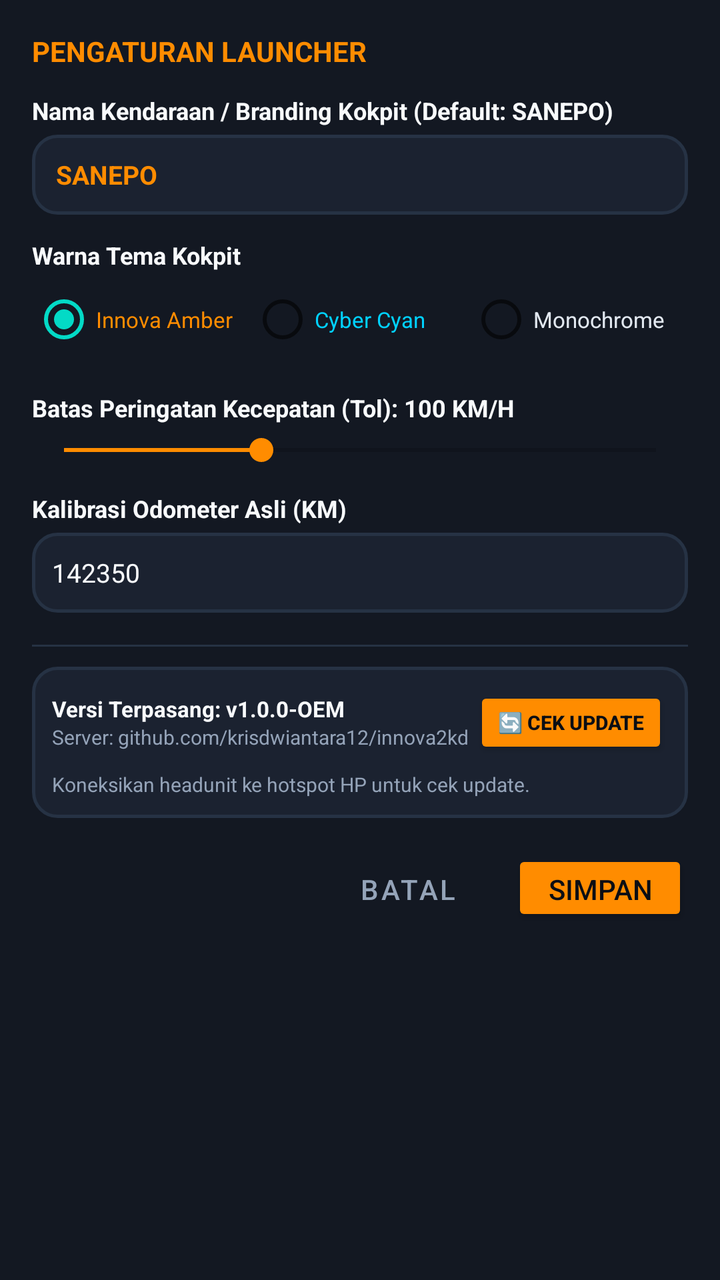
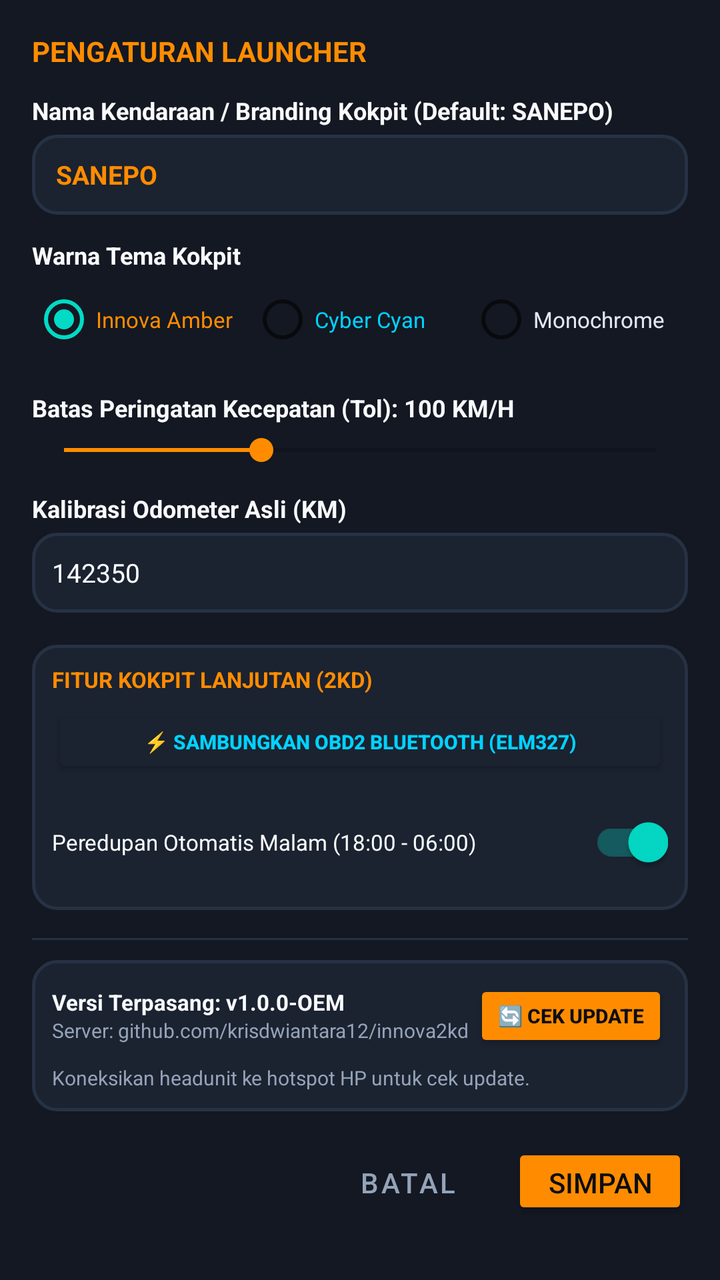

The first picture is an Android layout as it rendered before a commit; the second is the same layout after the commit. The layout source and the unified diff follow.
<!-- AndroidManifest.xml: application theme Theme.Innova2KDLauncher -->
<!-- res/layout/dialog_settings.xml -->
<?xml version="1.0" encoding="utf-8"?>
<LinearLayout xmlns:android="http://schemas.android.com/apk/res/android"
    android:layout_width="match_parent"
    android:layout_height="wrap_content"
    android:background="@color/bg_card"
    android:orientation="vertical"
    android:padding="16dp">

    <TextView
        android:layout_width="wrap_content"
        android:layout_height="wrap_content"
        android:layout_marginBottom="12dp"
        android:text="PENGATURAN LAUNCHER"
        android:textColor="@color/accent_amber"
        android:textSize="14sp"
        android:textStyle="bold" />

    
    <TextView
        android:layout_width="wrap_content"
        android:layout_height="wrap_content"
        android:text="Nama Kendaraan / Branding Kokpit (Default: SANEPO)"
        android:textColor="@color/text_primary"
        android:textSize="12sp"
        android:textStyle="bold" />

    <EditText
        android:id="@+id/etVehicleBrand"
        android:layout_width="match_parent"
        android:layout_height="40dp"
        android:layout_marginTop="4dp"
        android:layout_marginBottom="12dp"
        android:background="@drawable/bg_button_shortcut"
        android:hint="Contoh: SANEPO"
        android:paddingHorizontal="12dp"
        android:text="SANEPO"
        android:textColor="@color/accent_amber"
        android:textSize="13sp"
        android:textStyle="bold" />

    
    <TextView
        android:layout_width="wrap_content"
        android:layout_height="wrap_content"
        android:text="Warna Tema Kokpit"
        android:textColor="@color/text_primary"
        android:textSize="12sp"
        android:textStyle="bold" />

    <RadioGroup
        android:id="@+id/rgTheme"
        android:layout_width="match_parent"
        android:layout_height="wrap_content"
        android:layout_marginBottom="12dp"
        android:orientation="horizontal">

        <RadioButton
            android:id="@+id/rbAmber"
            android:layout_width="0dp"
            android:layout_height="wrap_content"
            android:layout_weight="1"
            android:checked="true"
            android:text="Innova Amber"
            android:textColor="@color/accent_amber"
            android:textSize="11sp" />

        <RadioButton
            android:id="@+id/rbCyan"
            android:layout_width="0dp"
            android:layout_height="wrap_content"
            android:layout_weight="1"
            android:text="Cyber Cyan"
            android:textColor="@color/accent_cyan"
            android:textSize="11sp" />

        <RadioButton
            android:id="@+id/rbSilver"
            android:layout_width="0dp"
            android:layout_height="wrap_content"
            android:layout_weight="1"
            android:text="Monochrome"
            android:textColor="@color/accent_silver"
            android:textSize="11sp" />
    </RadioGroup>

    
    <TextView
        android:id="@+id/tvSettingSpeedLimitLabel"
        android:layout_width="wrap_content"
        android:layout_height="wrap_content"
        android:text="Batas Peringatan Kecepatan (Tol): 100 KM/H"
        android:textColor="@color/text_primary"
        android:textSize="12sp"
        android:textStyle="bold" />

    <SeekBar
        android:id="@+id/sbSpeedLimit"
        android:layout_width="match_parent"
        android:layout_height="wrap_content"
        android:layout_marginTop="4dp"
        android:layout_marginBottom="12dp"
        android:max="60"
        android:progress="20"
        android:progressTint="@color/accent_amber"
        android:thumbTint="@color/accent_amber" />

    
    <TextView
        android:layout_width="wrap_content"
        android:layout_height="wrap_content"
        android:text="Kalibrasi Odometer Asli (KM)"
        android:textColor="@color/text_primary"
        android:textSize="12sp"
        android:textStyle="bold" />

    <EditText
        android:id="@+id/etOdometer"
        android:layout_width="match_parent"
        android:layout_height="40dp"
        android:layout_marginTop="4dp"
        android:layout_marginBottom="16dp"
        android:background="@drawable/bg_button_shortcut"
        android:inputType="number"
        android:paddingHorizontal="10dp"
        android:text="142350"
        android:textColor="@color/text_primary"
        android:textSize="13sp" />

    
    <View
        android:layout_width="match_parent"
        android:layout_height="1dp"
        android:layout_marginBottom="10dp"
        android:background="@color/border_subtle" />

    <LinearLayout
        android:layout_width="match_parent"
        android:layout_height="wrap_content"
        android:layout_marginBottom="16dp"
        android:background="@drawable/bg_button_shortcut"
        android:orientation="vertical"
        android:padding="10dp">

        <LinearLayout
            android:layout_width="match_parent"
            android:layout_height="wrap_content"
            android:gravity="center_vertical"
            android:orientation="horizontal">

            <LinearLayout
                android:layout_width="0dp"
                android:layout_height="wrap_content"
                android:layout_weight="1"
                android:orientation="vertical">

                <TextView
                    android:id="@+id/tvSettingVersionName"
                    android:layout_width="wrap_content"
                    android:layout_height="wrap_content"
                    android:text="Versi Terpasang: v1.0.0-OEM"
                    android:textColor="@color/text_primary"
                    android:textSize="11sp"
                    android:textStyle="bold" />

                <TextView
                    android:layout_width="wrap_content"
                    android:layout_height="wrap_content"
                    android:text="Server: github.com/krisdwiantara12/innova2kd"
                    android:textColor="@color/text_secondary"
                    android:textSize="10sp" />
            </LinearLayout>

            <Button
                android:id="@+id/btnCheckUpdateNow"
                android:layout_width="wrap_content"
                android:layout_height="36dp"
                android:backgroundTint="@color/accent_amber"
                android:paddingHorizontal="12dp"
                android:text="🔄 CEK UPDATE"
                android:textColor="@color/text_inverse"
                android:textSize="10sp"
                android:textStyle="bold" />
        </LinearLayout>

        <TextView
            android:id="@+id/tvUpdateStatusText"
            android:layout_width="wrap_content"
            android:layout_height="wrap_content"
            android:layout_marginTop="6dp"
            android:text="Koneksikan headunit ke hotspot HP untuk cek update."
            android:textColor="@color/text_secondary"
            android:textSize="10sp" />
    </LinearLayout>

    
    <LinearLayout
        android:layout_width="match_parent"
        android:layout_height="wrap_content"
        android:gravity="end"
        android:orientation="horizontal">

        <Button
            android:id="@+id/btnCancelSettings"
            style="@style/Widget.MaterialComponents.Button.TextButton"
            android:layout_width="wrap_content"
            android:layout_height="38dp"
            android:text="BATAL"
            android:textColor="@color/text_secondary" />

        <Button
            android:id="@+id/btnSaveSettings"
            android:layout_width="wrap_content"
            android:layout_height="38dp"
            android:layout_marginStart="8dp"
            android:backgroundTint="@color/accent_amber"
            android:text="SIMPAN"
            android:textColor="@color/text_inverse" />
    </LinearLayout>

</LinearLayout>
<!-- resources referenced by this layout -->
<resources>
  <color name="accent_amber">#FF8C00</color>
  <color name="accent_cyan">#00D2FF</color>
  <color name="accent_silver">#E2E8F0</color>
  <color name="bg_card">#131822</color>
  <color name="border_subtle">#263244</color>
  <color name="text_inverse">#0B0E14</color>
  <color name="text_primary">#F8FAFC</color>
  <color name="text_secondary">#94A3B8</color>
  <!-- drawable bg_button_shortcut (drawable) -->
  <?xml version="1.0" encoding="utf-8"?>
  <ripple xmlns:android="http://schemas.android.com/apk/res/android"
      android:color="@color/accent_amber_glow">
      <item>
          <shape android:shape="rectangle">
              <solid android:color="@color/bg_card_secondary" />
              <corners android:radius="12dp" />
              <stroke
                  android:width="1.5dp"
                  android:color="@color/border_subtle" />
          </shape>
      </item>
  </ripple>
  <style name="Theme.Innova2KDLauncher" parent="Theme.MaterialComponents.DayNight.NoActionBar">
          
          <item name="colorPrimary">@color/accent_amber</item>
          <item name="colorPrimaryVariant">@color/accent_amber_bright</item>
          <item name="colorOnPrimary">@color/text_inverse</item>
  
          
          <item name="android:windowBackground">@color/bg_obsidian</item>
          <item name="android:colorBackground">@color/bg_obsidian</item>
          <item name="colorSurface">@color/bg_card</item>
          <item name="colorOnSurface">@color/text_primary</item>
  
          
          <item name="android:windowNoTitle">true</item>
          <item name="android:windowActionBar">false</item>
          <item name="android:windowFullscreen">true</item>
          <item name="android:statusBarColor">@color/bg_obsidian</item>
          <item name="android:navigationBarColor">@color/bg_obsidian</item>
      </style>
  <color name="accent_amber_glow">#33FF8C00</color>
  <color name="bg_card_secondary">#1B2230</color>
  <color name="accent_amber_bright">#FFA726</color>
  <color name="bg_obsidian">#0B0E14</color>
</resources>

<!-- the commit's change to res/layout/dialog_settings.xml (unified diff, before → after) -->
@@ -125,6 +125,57 @@
         android:text="142350"
         android:textColor="@color/text_primary"
         android:textSize="13sp" />
+
+    
+    <LinearLayout
+        android:layout_width="match_parent"
+        android:layout_height="wrap_content"
+        android:layout_marginBottom="14dp"
+        android:background="@drawable/bg_button_shortcut"
+        android:orientation="vertical"
+        android:padding="10dp">
+
+        <TextView
+            android:layout_width="wrap_content"
+            android:layout_height="wrap_content"
+            android:text="FITUR KOKPIT LANJUTAN (2KD)"
+            android:textColor="@color/accent_amber"
+            android:textSize="11sp"
+            android:textStyle="bold" />
+
+        <Button
+            android:id="@+id/btnOpenObd2Dialog"
+            android:layout_width="match_parent"
+            android:layout_height="36dp"
+            android:layout_marginTop="6dp"
+            android:backgroundTint="@color/bg_card_secondary"
+            android:text="⚡ SAMBUNGKAN OBD2 BLUETOOTH (ELM327)"
+            android:textColor="@color/accent_cyan"
+            android:textSize="10sp"
+            android:textStyle="bold" />
+
+        <LinearLayout
+            android:layout_width="match_parent"
+            android:layout_height="wrap_content"
+            android:layout_marginTop="8dp"
+            android:gravity="center_vertical"
+            android:orientation="horizontal">
+
+            <TextView
+                android:layout_width="0dp"
+                android:layout_height="wrap_content"
+                android:layout_weight="1"
+                android:text="Peredupan Otomatis Malam (18:00 - 06:00)"
+                android:textColor="@color/text_primary"
+                android:textSize="11sp" />
+
+            <androidx.appcompat.widget.SwitchCompat
+                android:id="@+id/swAutoDimming"
+                android:layout_width="wrap_content"
+                android:layout_height="wrap_content"
+                android:checked="true" />
+        </LinearLayout>
+    </LinearLayout>
 
     
     <View
<!-- resource entries referenced after the edit -->
@@ -4,6 +4,7 @@
   <color name="accent_cyan">#00D2FF</color>
   <color name="accent_silver">#E2E8F0</color>
   <color name="bg_card">#131822</color>
+  <color name="bg_card_secondary">#1B2230</color>
   <color name="border_subtle">#263244</color>
   <color name="text_inverse">#0B0E14</color>
   <color name="text_primary">#F8FAFC</color>
@@ -42,7 +43,6 @@
           <item name="android:navigationBarColor">@color/bg_obsidian</item>
       </style>
   <color name="accent_amber_glow">#33FF8C00</color>
-  <color name="bg_card_secondary">#1B2230</color>
   <color name="accent_amber_bright">#FFA726</color>
   <color name="bg_obsidian">#0B0E14</color>
 </resources>
